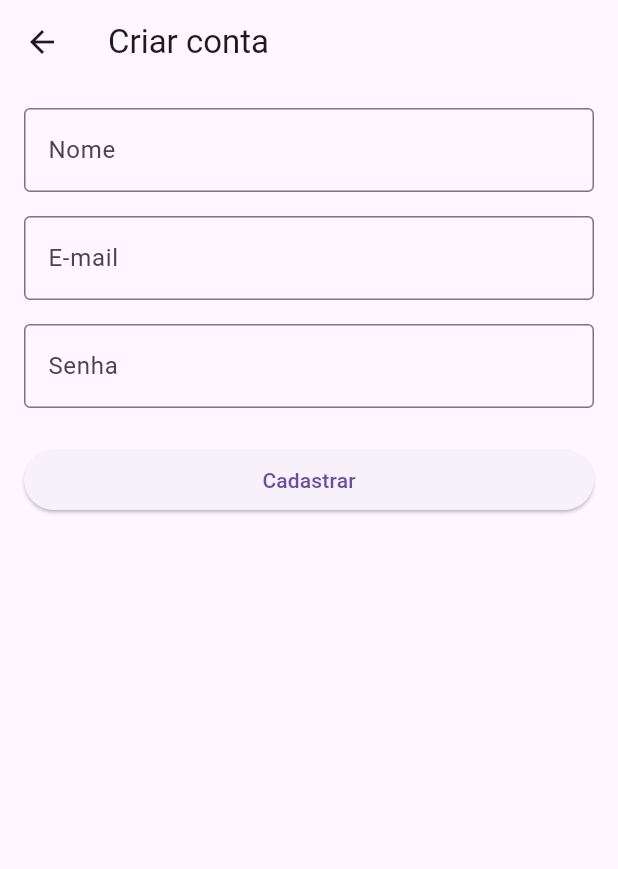
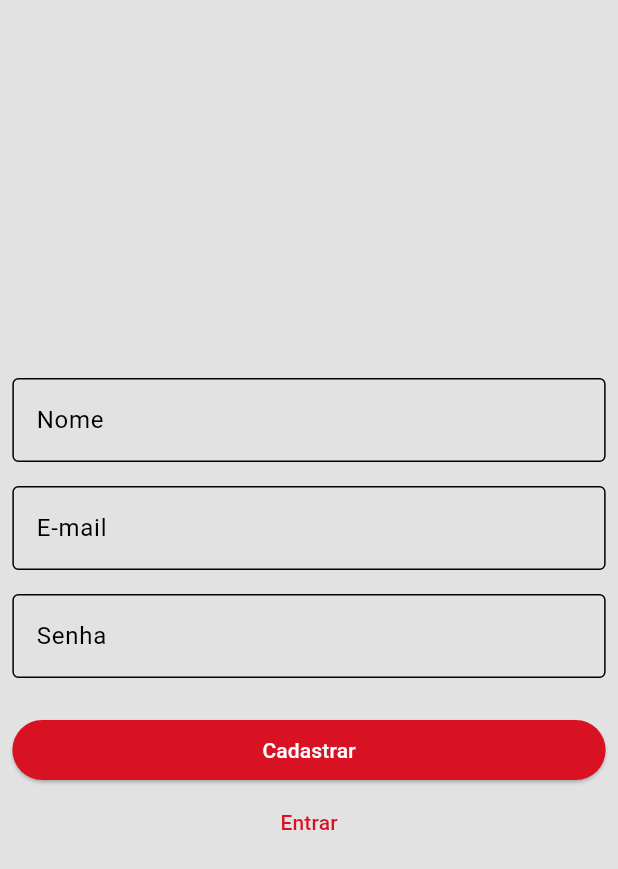
Before and after one commit to vesrozeno/carrinho_cheio_flutter_app, a Flutter app: the screen it shows after launch, after a tap on "Criar conta", on a phone screen of 412 x 824 dp. Shown: the top 869 px of the screen. Run offline on Flutter 3.47's test engine with Material 3 defaults, Android fonts, the phone set to English and light mode, and no system bars; our stand-ins replace dio, flutter_bloc, flutter_dotenv, flutter_secure_storage, get_it; network calls fail; statements that could not run were skipped.

Commit message:
feat: create app theme

```diff
--- /dev/null
+++ b/lib/core/navigator/app_navigator.dart
@@ -0,0 +1,50 @@
+import 'package:flutter/material.dart';
+
+class AppNavigator {
+  AppNavigator._();
+
+  static final GlobalKey<NavigatorState> navigatorKey = GlobalKey<NavigatorState>();
+  static final GlobalKey<ScaffoldMessengerState> scaffoldKey = GlobalKey<ScaffoldMessengerState>();
+  static BuildContext get context => navigatorKey.currentContext!;
+
+  static Future<T?> push<T>(Widget page) {
+    return navigatorKey.currentState!.push<T>(
+      PageRouteBuilder(
+        pageBuilder: (_, _, _) => page,
+        transitionDuration: Duration.zero,
+        reverseTransitionDuration: Duration.zero,
+      ),
+    );
+  }
+
+  static Future<T?> pushReplacement<T, TO>(Widget page) {
+    return navigatorKey.currentState!.pushReplacement<T, TO>(
+      PageRouteBuilder(
+        pageBuilder: (_, _, _) => page,
+        transitionDuration: Duration.zero,
+        reverseTransitionDuration: Duration.zero,
+      ),
+    );
+  }
+
+  static Future<T?> pushAndRemoveUntil<T>(Widget page) {
+    return navigatorKey.currentState!.pushAndRemoveUntil<T>(
+      PageRouteBuilder(
+        pageBuilder: (_, _, _) => page,
+        transitionDuration: Duration.zero,
+        reverseTransitionDuration: Duration.zero,
+      ),
+      (route) => false,
+    );
+  }
+
+  static void pop<T>([T? result]) {
+    navigatorKey.currentState!.pop(result);
+  }
+
+  static void showSnackBar(String message) {
+    scaffoldKey.currentState?.showSnackBar(
+      SnackBar(content: Text(message)),
+    );
+  }
+}
--- a/lib/core/routes/app_router.dart
+++ /dev/null
@@ -1,6 +0,0 @@
-class AppRoutes {
-  static const login = '/login';
-  static const register = '/register';
-  static const home = '/home';
-  static const shoppingListDetails = '/shopping-list-details';
-}
--- /dev/null
+++ b/lib/core/theme/app_colors.dart
@@ -0,0 +1,13 @@
+import 'package:flutter/material.dart';
+
+class AppColors {
+  AppColors._();
+
+  static const primary = Color(0xFFd81223);
+  static const primaryDark = Color(0xFFd81223);
+  static const black = Color(0xFF1B1800);
+  static const white = Color(0xFFF1F0F0);
+  static const grey = Color(0xFFD5D2D1);
+  static const backgroundLight = Color(0xFFE3E2E2);
+  static const backgroundDark = Color(0xFF980915);
+}
--- /dev/null
+++ b/lib/core/theme/app_theme.dart
@@ -0,0 +1,92 @@
+import 'package:flutter/material.dart';
+import 'app_colors.dart';
+
+class AppTheme {
+  AppTheme._();
+
+  static final ThemeData light = ThemeData(
+    useMaterial3: true,
+    brightness: Brightness.light,
+
+    colorScheme: const ColorScheme.light(
+      primary: AppColors.primary,
+      secondary: AppColors.primary,
+      surface: AppColors.backgroundLight,
+      error: AppColors.primaryDark,
+    ),
+
+    scaffoldBackgroundColor: AppColors.backgroundLight,
+    canvasColor: AppColors.backgroundLight,
+    cardColor: AppColors.white,
+
+    appBarTheme: const AppBarTheme(
+      backgroundColor: AppColors.primary,
+      foregroundColor: Colors.white,
+      centerTitle: true,
+    ),
+
+    floatingActionButtonTheme: const FloatingActionButtonThemeData(
+      backgroundColor: AppColors.primary,
+      foregroundColor: Colors.white,
+    ),
+
+    elevatedButtonTheme: ElevatedButtonThemeData(
+      style: ElevatedButton.styleFrom(
+        backgroundColor: AppColors.primary,
+        foregroundColor: Colors.white,
+      ),
+    ),
+
+    checkboxTheme: CheckboxThemeData(
+      fillColor: WidgetStateProperty.all(AppColors.primary),
+    ),
+
+    textTheme: const TextTheme(
+      bodyMedium: TextStyle(color: AppColors.black),
+      bodySmall: TextStyle(color: AppColors.black),
+    ),
+  );
+
+  static final ThemeData dark = ThemeData(
+    useMaterial3: true,
+    brightness: Brightness.dark,
+
+    colorScheme: const ColorScheme.dark(
+      primary: AppColors.primary,
+      secondary: AppColors.primaryDark,
+      surface: AppColors.backgroundDark,
+      error: AppColors.primaryDark,
+    ),
+
+    scaffoldBackgroundColor: AppColors.backgroundDark,
+    canvasColor: AppColors.backgroundDark,
+    cardColor: AppColors.primaryDark,
+
+    appBarTheme: const AppBarTheme(
+      backgroundColor: AppColors.primary,
+      foregroundColor: Colors.white,
+      centerTitle: true,
+    ),
+
+    floatingActionButtonTheme: const FloatingActionButtonThemeData(
+      backgroundColor: AppColors.primary,
+      foregroundColor: Colors.white,
+    ),
+
+    elevatedButtonTheme: ElevatedButtonThemeData(
+      style: ElevatedButton.styleFrom(
+        backgroundColor: AppColors.primary,
+        foregroundColor: Colors.white,
+      ),
+    ),
+
+    checkboxTheme: CheckboxThemeData(
+      fillColor: WidgetStateProperty.all(AppColors.primary),
+    ),
+
+    textTheme: const TextTheme(
+      bodyMedium: TextStyle(color: AppColors.white),
+      bodySmall: TextStyle(color: AppColors.white),
+    ),
+  );
+}
--- /dev/null
+++ b/lib/core/theme/theme_controller.dart
@@ -0,0 +1,24 @@
+import 'package:flutter/material.dart';
+
+class ThemeController {
+  ThemeController._();
+
+  static final ValueNotifier<ThemeMode> themeMode = ValueNotifier(ThemeMode.system);
+
+  static ThemeMode initialTheme(BuildContext context) {
+    final brightness = MediaQuery.of(context).platformBrightness;
+    return brightness == Brightness.dark ? ThemeMode.dark : ThemeMode.light;
+  }
+
+  static bool get isDarkMode => themeMode.value == ThemeMode.dark;
+
+  static bool get isLightMode => themeMode.value == ThemeMode.light;
+
+  static void toggleTheme() {
+    if (themeMode.value == ThemeMode.light) {
+      themeMode.value = ThemeMode.dark;
+    } else {
+      themeMode.value = ThemeMode.light;
+    }
+  }
+}
--- /dev/null
+++ b/lib/core/utils/screen_size.dart
@@ -0,0 +1,16 @@
+import 'package:flutter/material.dart';
+import '../navigator/app_navigator.dart';
+
+class ScreenSize {
+  ScreenSize._();
+
+  static MediaQueryData get _mediaQuery => MediaQuery.of(AppNavigator.context);
+
+  static double get width => _mediaQuery.size.width;
+  static double get height => _mediaQuery.size.height;
+  static double get statusBar => _mediaQuery.padding.top;
+  static double get bottomBar => _mediaQuery.padding.bottom;
+  static double get safeHeight => height - statusBar - bottomBar;
+  static bool get isSmallDevice => width < 360;
+  static bool get isTablet => width >= 600;
+}
--- a/lib/features/auth/data/datasources/auth_datasource_impl.dart
+++ b/lib/features/auth/data/datasources/auth_datasource_impl.dart
@@ -34,7 +34,7 @@ class AuthDatasourceImpl implements AuthDatasource {
     required String email,
     required String password,
   }) async {
-    final RegisterUserRequestModel request = RegisterUserRequestModel(
+    final RegisterUserEventRequestModel request = RegisterUserEventRequestModel(
       name: name,
       email: email,
       password: password,
--- a/lib/features/auth/data/models/request/register_user_request_model.dart
+++ b/lib/features/auth/data/models/request/register_user_request_model.dart
@@ -1,5 +1,5 @@
-class RegisterUserRequestModel {
-  const RegisterUserRequestModel({
+class RegisterUserEventRequestModel {
+  const RegisterUserEventRequestModel({
     required this.name,
     required this.email,
     required this.password,
--- a/lib/features/auth/presentation/bloc/auth_event.dart
+++ b/lib/features/auth/presentation/bloc/auth_event.dart
@@ -1,7 +1,7 @@
 sealed class AuthEvent {}
 
-class LoginRequested extends AuthEvent {
-  LoginRequested({
+class LoginEvent extends AuthEvent {
+  LoginEvent({
     required this.email,
     required this.password,
   });
@@ -10,8 +10,8 @@ class LoginRequested extends AuthEvent {
   final String password;
 }
 
-class RegisterRequested extends AuthEvent {
-  RegisterRequested({
+class RegisterUserEvent extends AuthEvent {
+  RegisterUserEvent({
     required this.name,
     required this.email,
     required this.password,
@@ -21,5 +21,3 @@ class RegisterRequested extends AuthEvent {
   final String email;
   final String password;
 }
-
-class LogoutRequested extends AuthEvent {}
--- a/lib/features/auth/presentation/pages/login_page.dart
+++ b/lib/features/auth/presentation/pages/login_page.dart
@@ -1,3 +1,5 @@
+import 'package:carrinho_cheio/core/navigator/app_navigator.dart';
+import 'package:carrinho_cheio/core/utils/screen_size.dart';
 import 'package:carrinho_cheio/features/auth/presentation/bloc/auth_bloc.dart';
 import 'package:carrinho_cheio/features/auth/presentation/bloc/auth_event.dart';
 import 'package:carrinho_cheio/features/auth/presentation/bloc/auth_state.dart';
@@ -18,7 +20,6 @@ class LoginPage extends StatefulWidget {
 
 class _LoginPageState extends State<LoginPage> {
   final TextEditingController _emailController = TextEditingController();
-
   final TextEditingController _passwordController = TextEditingController();
 
   @override
@@ -31,17 +32,9 @@ class _LoginPageState extends State<LoginPage> {
 
   void _onLoginPressed() {
     context.read<AuthBloc>().add(
-      LoginRequested(
+      LoginEvent(
         email: _emailController.text.trim(),
         password: _passwordController.text,
-      ),
-    );
-  }
-
-  void _navigateToRegister() {
-    Navigator.of(context).push(
-      MaterialPageRoute(
-        builder: (_) => const RegisterPage(),
       ),
     );
   }
@@ -50,62 +43,34 @@ class _LoginPageState extends State<LoginPage> {
   Widget build(BuildContext context) {
     return BlocListener<AuthBloc, AuthState>(
       listener: (context, state) {
-        switch (state.status) {
-          case AuthStatus.authenticated:
-            ScaffoldMessenger.of(context).showSnackBar(
-              const SnackBar(
-                content: Text(
-                  'Login realizado com sucesso',
-                ),
-              ),
-            );
-
-            Navigator.of(context).pushReplacement(
-              MaterialPageRoute(
-                builder: (_) => const HomePage(),
-              ),
-            );
-            // navegar para HomePage
-            break;
-
-          case AuthStatus.error:
-            ScaffoldMessenger.of(context).showSnackBar(
-              SnackBar(
-                content: Text(
-                  state.message ?? 'Erro ao realizar login',
-                ),
-              ),
-            );
-            break;
-
-          default:
-            break;
-        }
+        //TODO MUDAR
       },
       child: Scaffold(
-        appBar: AppBar(
-          title: const Text(
-            'Entrar',
-          ),
-        ),
         body: BlocBuilder<AuthBloc, AuthState>(
           builder: (context, state) {
             final bool isLoading = state.status == AuthStatus.loading;
 
-            return AbsorbPointer(
+            return Container(
+              child: AbsorbPointer(
                 absorbing: isLoading,
+                child: Center(
+                  child: ConstrainedBox(
+                    constraints: const BoxConstraints(
+                      maxWidth: 420,
+                    ),
                     child: Padding(
-                padding: const EdgeInsets.all(
-                  16,
-                ),
+                      padding: EdgeInsets.symmetric(horizontal: ScreenSize.width * 0.02),
+                      child: Container(
                         child: Column(
                           crossAxisAlignment: CrossAxisAlignment.stretch,
+                          mainAxisSize: MainAxisSize.min,
                           children: [
                             TextField(
                               controller: _emailController,
                               keyboardType: TextInputType.emailAddress,
                               decoration: const InputDecoration(
                                 labelText: 'E-mail',
+
                                 border: OutlineInputBorder(),
                               ),
                             ),
@@ -141,12 +106,20 @@ class _LoginPageState extends State<LoginPage> {
                             ),
 
                             TextButton(
-                      onPressed: isLoading ? null : _navigateToRegister,
+                              onPressed: isLoading
+                                  ? null
+                                  : () {
+                                      AppNavigator.push(RegisterPage());
+                                    },
                               child: const Text(
                                 'Criar conta',
                               ),
                             ),
                           ],
+                        ),
+                      ),
+                    ),
+                  ),
                 ),
               ),
             );
--- a/lib/features/auth/presentation/pages/register_page.dart
+++ b/lib/features/auth/presentation/pages/register_page.dart
@@ -1,7 +1,10 @@
+import 'package:carrinho_cheio/core/navigator/app_navigator.dart';
+import 'package:carrinho_cheio/core/utils/screen_size.dart';
 import 'package:carrinho_cheio/features/auth/presentation/bloc/auth_bloc.dart';
 import 'package:carrinho_cheio/features/auth/presentation/bloc/auth_event.dart';
 import 'package:carrinho_cheio/features/auth/presentation/bloc/auth_state.dart';
 import 'package:carrinho_cheio/features/auth/presentation/bloc/auth_status_enum.dart';
+import 'package:carrinho_cheio/features/auth/presentation/pages/login_page.dart';
 import 'package:flutter/material.dart';
 import 'package:flutter_bloc/flutter_bloc.dart';
 
@@ -16,9 +19,7 @@ class RegisterPage extends StatefulWidget {
 
 class _RegisterPageState extends State<RegisterPage> {
   final TextEditingController _nameController = TextEditingController();
-
   final TextEditingController _emailController = TextEditingController();
-
   final TextEditingController _passwordController = TextEditingController();
 
   @override
@@ -32,7 +33,7 @@ class _RegisterPageState extends State<RegisterPage> {
 
   void _onRegisterPressed() {
     context.read<AuthBloc>().add(
-      RegisterRequested(
+      RegisterUserEvent(
         name: _nameController.text.trim(),
         email: _emailController.text.trim(),
         password: _passwordController.text,
@@ -44,51 +45,23 @@ class _RegisterPageState extends State<RegisterPage> {
   Widget build(BuildContext context) {
     return BlocListener<AuthBloc, AuthState>(
       listener: (context, state) {
-        switch (state.status) {
-          case AuthStatus.authenticated:
-            ScaffoldMessenger.of(context).showSnackBar(
-              const SnackBar(
-                content: Text(
-                  'Cadastro realizado com sucesso',
-                ),
-              ),
-            );
-
-            Navigator.of(context).pop();
-            break;
-
-          case AuthStatus.error:
-            ScaffoldMessenger.of(context).showSnackBar(
-              SnackBar(
-                content: Text(
-                  state.message ?? 'Erro ao realizar cadastro',
-                ),
-              ),
-            );
-            break;
-
-          default:
-            break;
-        }
+        //TODO MUDAR
       },
       child: Scaffold(
-        appBar: AppBar(
-          title: const Text(
-            'Criar conta',
-          ),
-        ),
         body: BlocBuilder<AuthBloc, AuthState>(
           builder: (context, state) {
             final bool isLoading = state.status == AuthStatus.loading;
 
-            return AbsorbPointer(
-              absorbing: isLoading,
+            return Center(
+              child: ConstrainedBox(
+                constraints: const BoxConstraints(
+                  maxWidth: 420,
+                ),
                 child: Padding(
-                padding: const EdgeInsets.all(
-                  16,
-                ),
+                  padding: EdgeInsets.symmetric(horizontal: ScreenSize.width * 0.02),
                   child: Column(
                     crossAxisAlignment: CrossAxisAlignment.stretch,
+                    mainAxisSize: MainAxisSize.min,
                     children: [
                       TextField(
                         controller: _nameController,
@@ -140,7 +113,18 @@ class _RegisterPageState extends State<RegisterPage> {
                                 'Cadastrar',
                               ),
                       ),
+                      TextButton(
+                        onPressed: isLoading
+                            ? null
+                            : () {
+                                AppNavigator.push(LoginPage());
+                              },
+                        child: const Text(
+                          'Entrar',
+                        ),
+                      ),
                     ],
+                  ),
                 ),
               ),
             );
--- a/lib/main.dart
+++ b/lib/main.dart
@@ -1,14 +1,12 @@
-import 'package:carrinho_cheio/core/routes/app_router.dart';
-import 'package:carrinho_cheio/features/shopping_lists/domain/entities/shopping_list_entity.dart';
+import 'package:carrinho_cheio/core/navigator/app_navigator.dart';
+import 'package:carrinho_cheio/core/theme/app_theme.dart';
+import 'package:carrinho_cheio/core/theme/theme_controller.dart';
 import 'package:carrinho_cheio/features/shopping_lists/presentation/bloc/shopping_lists.bloc.dart';
-import 'package:carrinho_cheio/features/shopping_lists/presentation/pages/shopping_list_details.dart';
 import 'package:flutter/material.dart';
 import 'package:flutter_bloc/flutter_bloc.dart';
 import 'package:flutter_dotenv/flutter_dotenv.dart';
 import 'package:carrinho_cheio/core/bootstrap/app_bootstrap.dart';
 import 'package:carrinho_cheio/features/auth/presentation/pages/login_page.dart';
-import 'package:carrinho_cheio/features/auth/presentation/pages/register_page.dart';
-import 'package:carrinho_cheio/features/shopping_lists/presentation/pages/home_page.dart';
 import 'package:carrinho_cheio/features/auth/presentation/bloc/auth_bloc.dart';
 import 'package:carrinho_cheio/injection/injection.dart';
 
@@ -35,17 +33,20 @@ class MainApp extends StatelessWidget {
 
   @override
   Widget build(BuildContext context) {
-    return MaterialApp(
-      initialRoute: AppRoutes.login,
-      routes: {
-        AppRoutes.login: (_) => const LoginPage(),
-        AppRoutes.register: (_) => const RegisterPage(),
-        AppRoutes.home: (_) => const HomePage(),
-        AppRoutes.shoppingListDetails: (context) {
-          final ShoppingListEntity list = ModalRoute.of(context)!.settings.arguments as ShoppingListEntity;
-
-          return ShoppingListDetailsPage(list: list);
-        },
+    return ValueListenableBuilder<ThemeMode>(
+      valueListenable: ThemeController.themeMode,
+      builder: (_, mode, _) {
+        return MaterialApp(
+          theme: AppTheme.light,
+          darkTheme: AppTheme.dark,
+          themeMode: mode,
+          navigatorKey: AppNavigator.navigatorKey,
+          scaffoldMessengerKey: AppNavigator.scaffoldKey,
+          initialRoute: '/login',
+          routes: {
+            '/login': (_) => const LoginPage(),
+          },
+        );
       },
     );
   }
--- a/pubspec.yaml
+++ b/pubspec.yaml
@@ -1,5 +1,5 @@
 name: carrinho_cheio
-description: "A new Flutter project."
+description: "Seu app para criação de listas!"
 publish_to: "none"
 version: 0.1.0+1
 
@@ -27,3 +27,4 @@ flutter:
   uses-material-design: true
   assets:
     - .env
+    - assets/
```
Also changed, not shown: lib/core/utils/responsive.dart (added, +10 -0 lines), lib/core/widgets/custom_app_bar.dart (added, +59 -0 lines), lib/features/auth/presentation/bloc/auth_bloc.dart (+32 -20 lines), lib/features/shopping_lists/presentation/pages/home_page.dart (+6 -27 lines), assets/logo.png (added). Lines whose indentation alone changed are shown as unchanged.
